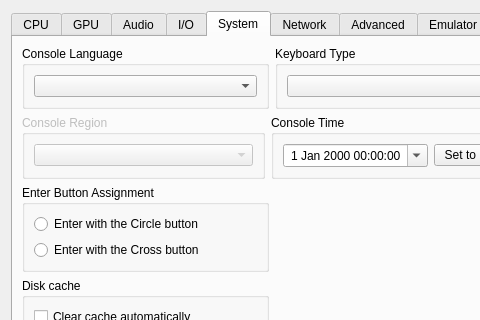
Old version of the form rpcs3/rpcs3qt/settings_dialog.ui in the repository RPCS3/rpcs3; both pictures show x 0 to 480 and y 0 to 320 of the 796 by 677 pixel window.
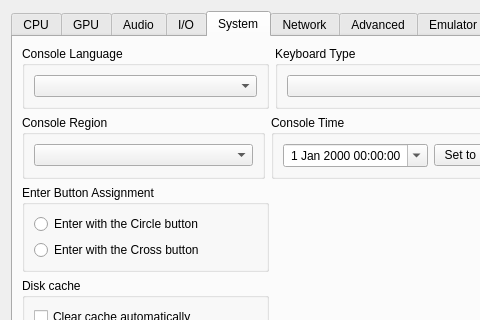
New version of the form. The open tabs and pages were chosen to show the change. Icons and pictures are not drawn.

```diff
--- a/rpcs3/rpcs3qt/settings_dialog.ui
+++ b/rpcs3/rpcs3qt/settings_dialog.ui
@@ -1433,9 +1433,6 @@
         <layout class="QHBoxLayout" name="systemTabLayout2" stretch="1,1,1">
          <item>
           <widget class="QGroupBox" name="gb_console_region">
-           <property name="enabled">
-            <bool>false</bool>
-           </property>
            <property name="title">
             <string>Console Region</string>
            </property>
```
